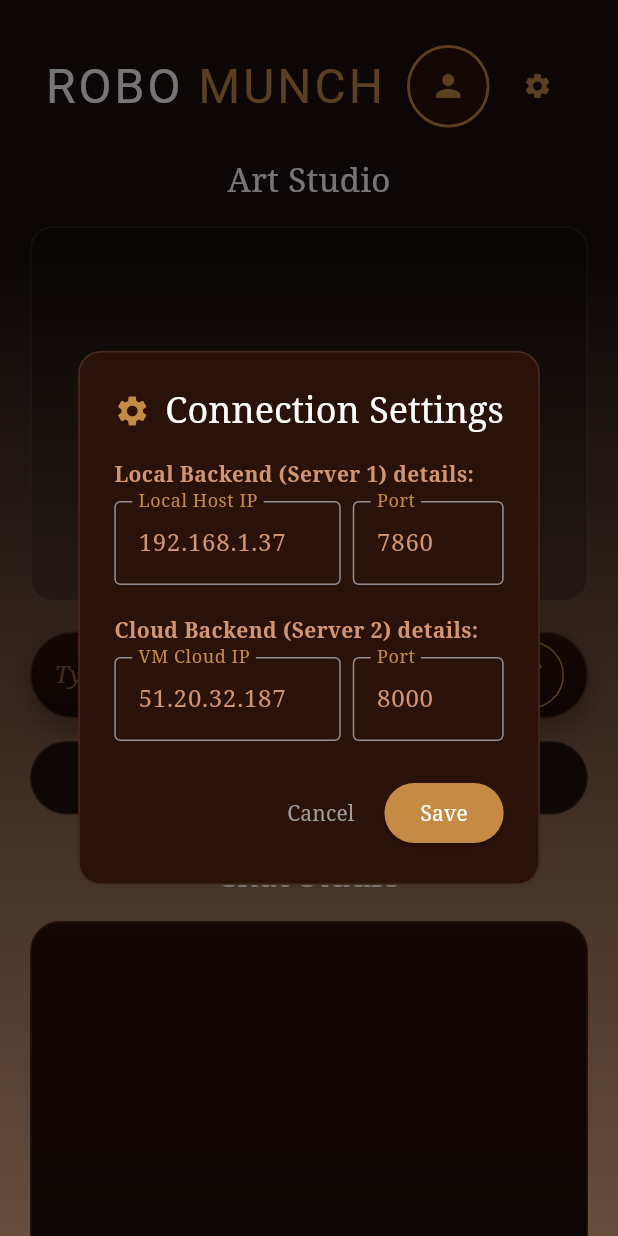
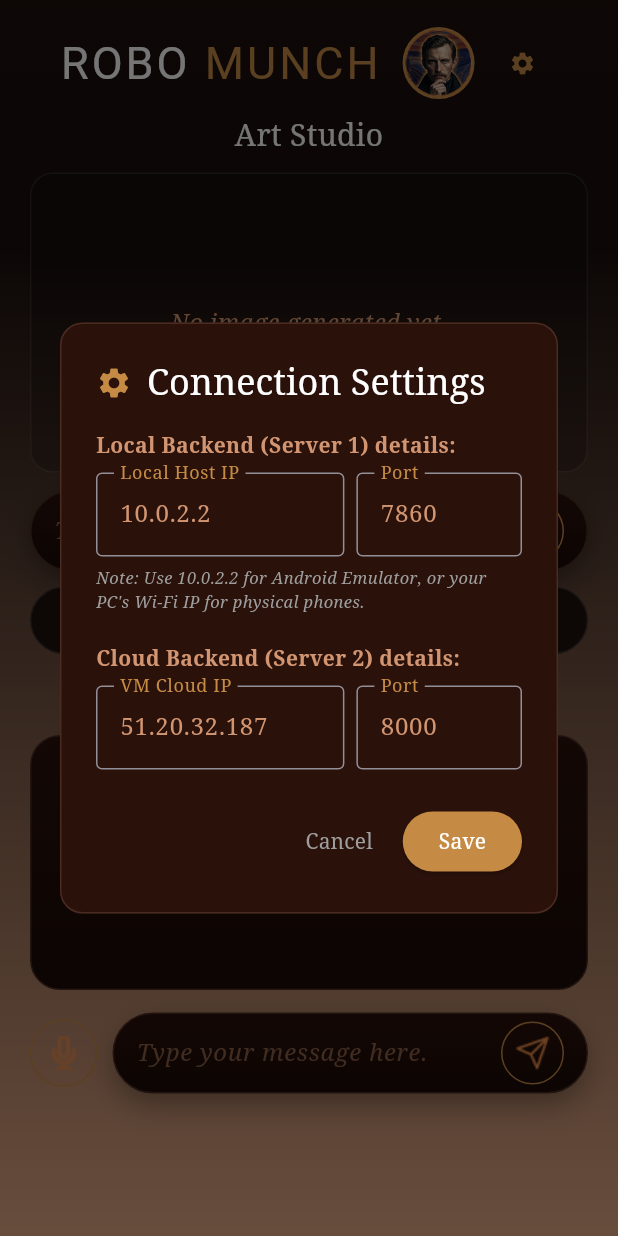
Before and after one commit to Lilbarisx/EE471_MP4, a Flutter app: the screen it shows after launch, after a tap on the "settings" icon, on a phone screen of 412 x 824 dp. Run offline on Flutter 3.47's test engine with Material 3 defaults, Android fonts, the phone set to English and light mode, and no system bars; our stand-ins replace speech_to_text.

Commit message:
design: load icons from local assets and adjust heights to prevent overflow and hidden inputs

```diff
--- a/flutter-app/lib/main.dart
+++ b/flutter-app/lib/main.dart
@@ -35,7 +35,7 @@ class RoboMunchStudio extends StatefulWidget {
 
 class _RoboMunchStudioState extends State<RoboMunchStudio> {
   // Connection Settings
-  String _localBackendIp = '192.168.1.37'; // Default local IP (User can override)
+  String _localBackendIp = '10.0.2.2'; // Default IP for Android Emulator (User can override)
   String _localBackendPort = '7860';
   String _cloudBackendIp = '51.20.32.187'; // Default cloud IP (User can override)
   String _cloudBackendPort = '8000';
@@ -348,6 +348,11 @@ class _RoboMunchStudioState extends State<RoboMunchStudio> {
                     ),
                   ],
                 ),
+                const SizedBox(height: 6),
+                const Text(
+                  'Note: Use 10.0.2.2 for Android Emulator, or your PC\'s Wi-Fi IP for physical phones.',
+                  style: TextStyle(fontFamily: 'serif', fontSize: 11, color: Colors.grey, fontStyle: FontStyle.italic),
+                ),
                 const SizedBox(height: 20),
                 const Text(
                   'Cloud Backend (Server 2) details:',
@@ -434,13 +439,13 @@ class _RoboMunchStudioState extends State<RoboMunchStudio> {
         ),
         child: SafeArea(
           child: SingleChildScrollView(
-            padding: const EdgeInsets.symmetric(horizontal: 20.0, vertical: 10.0),
+            padding: const EdgeInsets.symmetric(horizontal: 20.0, vertical: 8.0),
             child: Column(
               crossAxisAlignment: CrossAxisAlignment.center,
               children: [
                 // Header (ROBO MUNCH & Avatar)
                 Padding(
-                  padding: const EdgeInsets.only(top: 20.0, bottom: 20.0),
+                  padding: const EdgeInsets.only(top: 10.0, bottom: 10.0),
                   child: Row(
                     mainAxisAlignment: MainAxisAlignment.center,
                     children: [
@@ -448,7 +453,7 @@ class _RoboMunchStudioState extends State<RoboMunchStudio> {
                         text: const TextSpan(
                           style: TextStyle(
                             fontFamily: 'serif',
-                            fontSize: 32,
+                            fontSize: 30,
                             letterSpacing: 2.0,
                           ),
                           children: [
@@ -460,8 +465,8 @@ class _RoboMunchStudioState extends State<RoboMunchStudio> {
                       const SizedBox(width: 15),
                       // Avatar
                       Container(
-                        width: 55,
-                        height: 55,
+                        width: 48,
+                        height: 48,
                         decoration: BoxDecoration(
                           shape: BoxShape.circle,
                           border: Border.all(color: const Color(0xFFC58B45), width: 2),
@@ -469,8 +474,8 @@ class _RoboMunchStudioState extends State<RoboMunchStudio> {
                         clipBehavior: Clip.antiAlias,
                         child: InkWell(
                           onTap: _openSettingsDialog,
-                          child: Image.network(
-                            '$_localUrl/static/avatar.png',
+                          child: Image.asset(
+                            'assets/avatar.png',
                             fit: BoxFit.cover,
                             errorBuilder: (context, error, stackTrace) {
                               return const CircleAvatar(
@@ -484,7 +489,7 @@ class _RoboMunchStudioState extends State<RoboMunchStudio> {
                       const SizedBox(width: 8),
                       // Settings icon next to avatar
                       IconButton(
-                        icon: const Icon(Icons.settings, color: Color(0xFFC58B45), size: 20),
+                        icon: const Icon(Icons.settings, color: Color(0xFFC58B45), size: 18),
                         onPressed: _openSettingsDialog,
                       ),
                     ],
@@ -496,16 +501,16 @@ class _RoboMunchStudioState extends State<RoboMunchStudio> {
                   'Art Studio',
                   style: TextStyle(
                     fontFamily: 'serif',
-                    fontSize: 22,
+                    fontSize: 20,
                     color: Colors.white,
                   ),
                 ),
-                const SizedBox(height: 15),
+                const SizedBox(height: 10),
 
                 // Image Output Box
                 Container(
                   width: double.infinity,
-                  height: 250,
+                  height: 200,
                   decoration: BoxDecoration(
                     color: Colors.black.withValues(alpha: 0.2),
                     borderRadius: BorderRadius.circular(15),
@@ -626,11 +631,11 @@ class _RoboMunchStudioState extends State<RoboMunchStudio> {
                     ],
                   ),
                 ),
-                const SizedBox(height: 20),
+                const SizedBox(height: 12),
 
                 // Prompt Input Box Row
                 Container(
-                  padding: const EdgeInsets.symmetric(horizontal: 15.0, vertical: 4.0),
+                  padding: const EdgeInsets.symmetric(horizontal: 15.0, vertical: 2.0),
                   decoration: BoxDecoration(
                     gradient: const LinearGradient(
                       begin: Alignment.topCenter,
@@ -664,21 +669,21 @@ class _RoboMunchStudioState extends State<RoboMunchStudio> {
                       GestureDetector(
                         onTap: _isGeneratingImage || _isProcessingImage ? null : _generateImage,
                         child: Container(
-                          width: 45,
-                          height: 45,
+                          width: 42,
+                          height: 42,
                           padding: const EdgeInsets.all(8),
                           decoration: BoxDecoration(
                             shape: BoxShape.circle,
                             border: Border.all(color: const Color(0xFFC58B45), width: 1),
                             color: Colors.transparent,
                           ),
-                          child: Image.network(
-                            '$_localUrl/static/paint.png',
+                          child: Image.asset(
+                            'assets/paint.png',
                             fit: BoxFit.contain,
                             errorBuilder: (context, error, stackTrace) => const Icon(
                               Icons.brush,
                               color: Color(0xFFC58B45),
-                              size: 20,
+                              size: 18,
                             ),
                           ),
                         ),
@@ -686,7 +691,7 @@ class _RoboMunchStudioState extends State<RoboMunchStudio> {
                     ],
                   ),
                 ),
-                const SizedBox(height: 15),
+                const SizedBox(height: 10),
 
                 // Colorize Button
                 GestureDetector(
@@ -695,7 +700,7 @@ class _RoboMunchStudioState extends State<RoboMunchStudio> {
                       : _processImageCloud,
                   child: Container(
                     width: double.infinity,
-                    padding: const EdgeInsets.symmetric(vertical: 12),
+                    padding: const EdgeInsets.symmetric(vertical: 10),
                     decoration: BoxDecoration(
                       gradient: _generatedImageBase64 != null
                           ? const LinearGradient(
@@ -733,24 +738,24 @@ class _RoboMunchStudioState extends State<RoboMunchStudio> {
                     ),
                   ),
                 ),
-                const SizedBox(height: 25),
+                const SizedBox(height: 15),
 
                 // CHAT STUDIO TITLE
                 const Text(
                   'Chat Studio',
                   style: TextStyle(
                     fontFamily: 'serif',
-                    fontSize: 22,
+                    fontSize: 20,
                     color: Colors.white,
                   ),
                 ),
-                const SizedBox(height: 15),
+                const SizedBox(height: 10),
 
                 // Chat Log Output Box
                 Container(
                   width: double.infinity,
-                  height: 250,
-                  padding: const EdgeInsets.all(20),
+                  height: 170,
+                  padding: const EdgeInsets.all(15),
                   decoration: BoxDecoration(
                     gradient: const LinearGradient(
                       begin: Alignment.topCenter,
@@ -785,7 +790,7 @@ class _RoboMunchStudioState extends State<RoboMunchStudio> {
                       final isUser = message['role'] == 'user';
                       final senderLabel = isUser ? 'YOU' : 'MUNCH';
                       return Padding(
-                        padding: const EdgeInsets.symmetric(vertical: 6.0),
+                        padding: const EdgeInsets.symmetric(vertical: 4.0),
                         child: RichText(
                           text: TextSpan(
                             style: const TextStyle(
@@ -816,20 +821,29 @@ class _RoboMunchStudioState extends State<RoboMunchStudio> {
                     },
                   ),
                 ),
-                const SizedBox(height: 20),
+                const SizedBox(height: 15),
 
-                // Chat Input & Voice Row (Re-aligned to Slide)
+                // Chat Input & Voice Row (Separate Mic and Input Box)
                 Row(
                   children: [
                     // Voice Mic Button (separate circle on the left)
                     GestureDetector(
-                      onTap: _speechEnabled
-                          ? (_isListening ? _stopListening : _startListening)
-                          : null,
+                      onTap: () {
+                        if (!_speechEnabled) {
+                          _initSpeech();
+                          _showErrorSnackbar('Voice recognition is initializing or not supported. Check microphone permissions.');
+                        } else {
+                          if (_isListening) {
+                            _stopListening();
+                          } else {
+                            _startListening();
+                          }
+                        }
+                      },
                       child: Container(
                         width: 45,
                         height: 45,
-                        padding: const EdgeInsets.all(8),
+                        padding: const EdgeInsets.all(10),
                         decoration: BoxDecoration(
                           shape: BoxShape.circle,
                           border: Border.all(
@@ -838,8 +852,8 @@ class _RoboMunchStudioState extends State<RoboMunchStudio> {
                           ),
                           color: _isListening ? Colors.red.withValues(alpha: 0.2) : Colors.transparent,
                         ),
-                        child: Image.network(
-                          '$_localUrl/static/Mic.png',
+                        child: Image.asset(
+                          'assets/Mic.png',
                           color: _isListening ? Colors.red : null,
                           fit: BoxFit.contain,
                           errorBuilder: (context, error, stackTrace) => Icon(
@@ -854,7 +868,7 @@ class _RoboMunchStudioState extends State<RoboMunchStudio> {
                     // Chat Input Container (Pill-shaped with Textfield & Send Button inside)
                     Expanded(
                       child: Container(
-                        padding: const EdgeInsets.symmetric(horizontal: 15.0, vertical: 4.0),
+                        padding: const EdgeInsets.symmetric(horizontal: 15.0, vertical: 2.0),
                         decoration: BoxDecoration(
                           gradient: const LinearGradient(
                             begin: Alignment.topCenter,
@@ -890,16 +904,16 @@ class _RoboMunchStudioState extends State<RoboMunchStudio> {
                             GestureDetector(
                               onTap: _isChatLoading ? null : _sendChatMessage,
                               child: Container(
-                                width: 45,
-                                height: 45,
+                                width: 42,
+                                height: 42,
                                 padding: const EdgeInsets.all(8),
                                 decoration: BoxDecoration(
                                   shape: BoxShape.circle,
                                   border: Border.all(color: const Color(0xFFC58B45), width: 1),
                                   color: Colors.transparent,
                                 ),
-                                child: Image.network(
-                                  '$_localUrl/static/Send.png',
+                                child: Image.asset(
+                                  'assets/Send.png',
                                   fit: BoxFit.contain,
                                   errorBuilder: (context, error, stackTrace) => const Icon(
                                     Icons.send,
```
Also changed, not shown: flutter-app/pubspec.yaml (+5 -4 lines), flutter-app/assets/Mic.png (added), flutter-app/assets/Send.png (added), flutter-app/assets/avatar.png (added), flutter-app/assets/paint.png (added).
